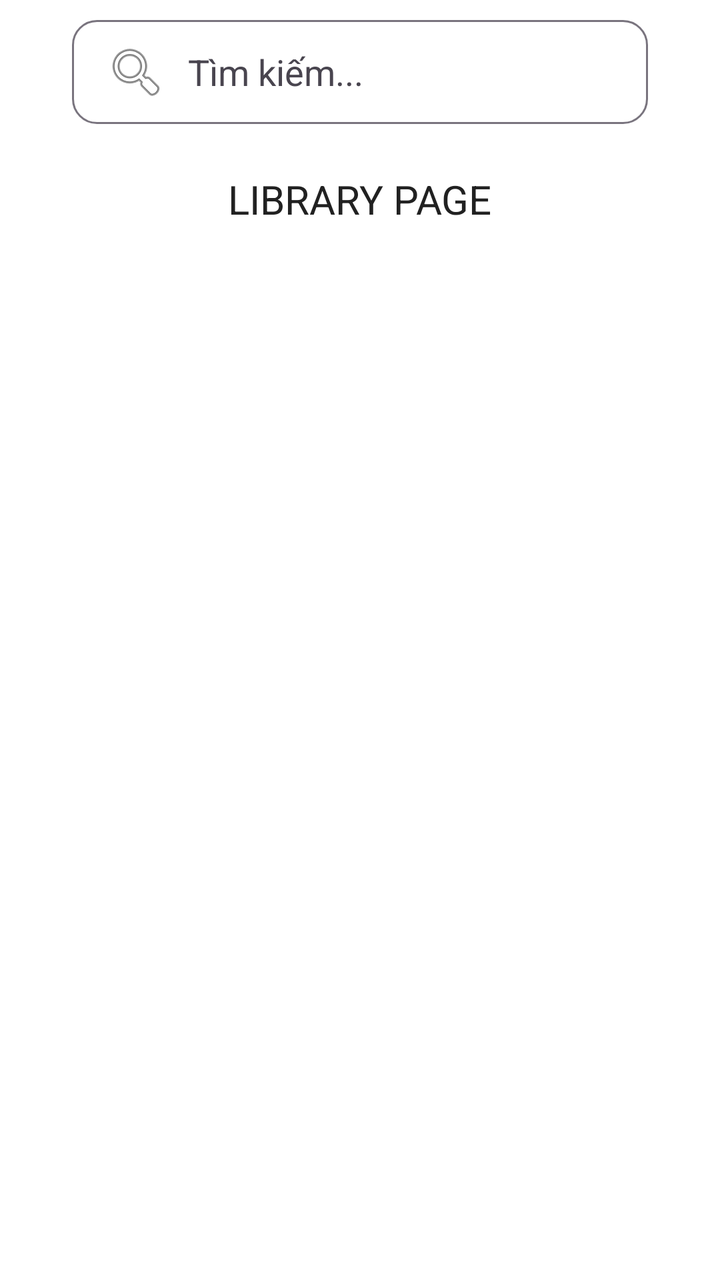
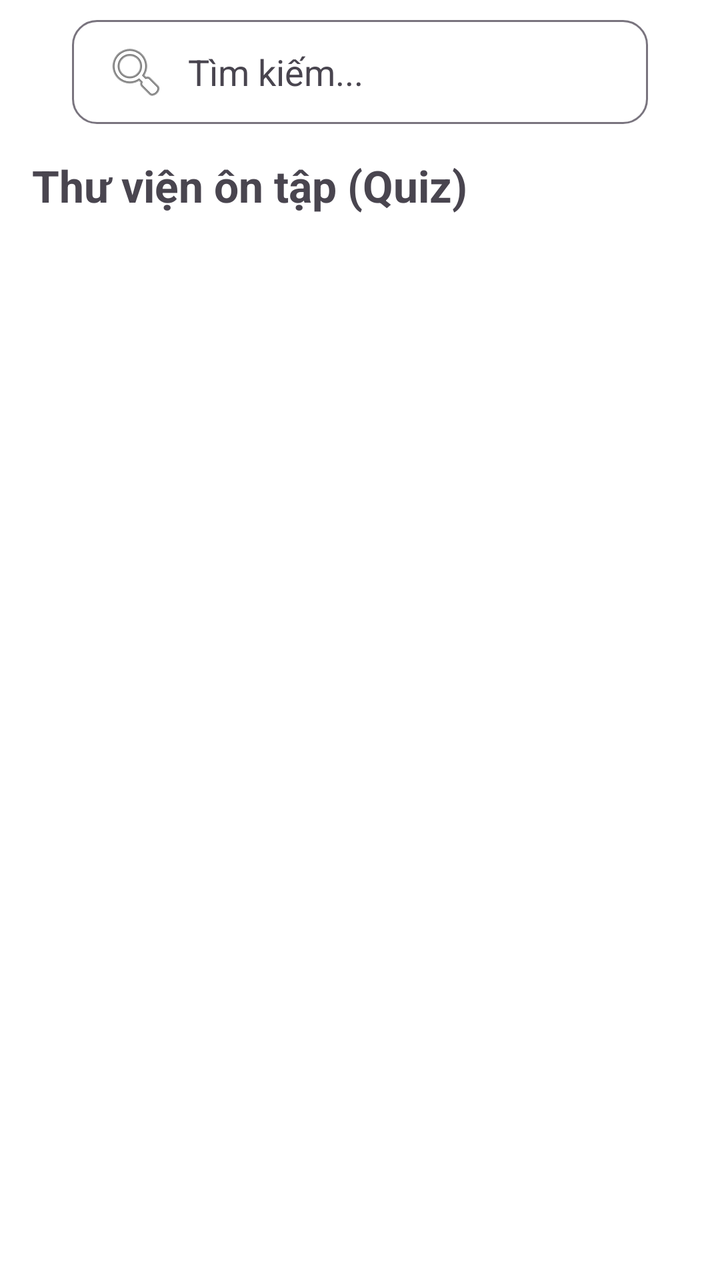

An Android layout rendered at two revisions. The XML below is the earlier revision; the diff shows what the commit changed to produce the second picture.
<!-- AndroidManifest.xml: application theme Theme.MobileApp -->
<!-- res/layout/layout_library.xml -->
<?xml version="1.0" encoding="utf-8"?>
<FrameLayout xmlns:android="http://schemas.android.com/apk/res/android"
    xmlns:app="http://schemas.android.com/apk/res-auto"
    android:layout_width="match_parent"
    android:layout_height="match_parent"
    android:background="?attr/colorSurface">

    <LinearLayout
        android:layout_width="match_parent"
        android:layout_height="match_parent"
        android:orientation="vertical">

        
        <include
            android:id="@+id/searchBar"
            layout="@layout/search"
            android:layout_width="match_parent"
            android:layout_height="wrap_content" />

        
        <TextView
            android:layout_width="wrap_content"
            android:layout_height="wrap_content"
            android:layout_gravity="center_horizontal"
            android:layout_marginTop="24dp"
            android:text="LIBRARY PAGE"
            android:textColor="?attr/colorOnSurface"
            android:textSize="20sp" />

    </LinearLayout>

</FrameLayout>
<!-- res/layout/search.xml (included above) -->
<?xml version="1.0" encoding="utf-8"?>
<androidx.constraintlayout.widget.ConstraintLayout
    xmlns:android="http://schemas.android.com/apk/res/android"
    xmlns:app="http://schemas.android.com/apk/res-auto"
    xmlns:tools="http://schemas.android.com/tools"
    android:layout_width="match_parent"
    android:layout_height="wrap_content"
    android:clipChildren="false"
    android:paddingTop="10dp">

    
    <EditText
        android:id="@+id/edtSearch"
        android:layout_width="0dp"
        android:layout_height="wrap_content"
        app:layout_constraintWidth_percent="0.8"
        app:layout_constraintStart_toStartOf="parent"
        app:layout_constraintEnd_toEndOf="parent"
        app:layout_constraintTop_toTopOf="parent"

        android:background="@drawable/bg_text"
        android:paddingHorizontal="16dp"
        android:paddingVertical="10dp"
        android:minHeight="48dp"

        android:drawableStart="@android:drawable/ic_menu_search"
        android:drawablePadding="10dp"

        android:hint="Tìm kiếm..."
        android:inputType="text"
        android:singleLine="true"

        android:textColor="?attr/colorOnSurface"
        android:textColorHint="?attr/colorOnSurfaceVariant"
        android:textSize="18sp"

        android:autofillHints="search"
        tools:targetApi="o" />


</androidx.constraintlayout.widget.ConstraintLayout>
<!-- resources referenced by this layout -->
<resources>
  <!-- drawable bg_text (drawable) -->
  <?xml version="1.0" encoding="utf-8"?>
  <selector xmlns:android="http://schemas.android.com/apk/res/android">
  
      <item android:state_focused="true">
          <shape>
              <solid android:color="?attr/colorSurface" />
              <corners android:radius="12dp" />
              <stroke
                  android:width="2dp"
                  android:color="?attr/colorPrimary" />
          </shape>
      </item>
  
      <item>
          <shape>
              <solid android:color="?attr/colorSurface" />
              <corners android:radius="12dp" />
              <stroke
                  android:width="1dp"
                  android:color="?attr/colorOutline" />
          </shape>
      </item>
  
  </selector>
  <style name="Theme.MobileApp" parent="Theme.Material3.DayNight.NoActionBar">
          <item name="android:windowBackground">@color/bg_light</item>
          <item name="colorSurface">@color/white</item>
          <item name="colorOnSurface">@color/text_primary_light</item>
          <item name="colorError">@color/red</item>
          <item name="colorPrimary">@color/primary</item>
          <item name="colorOnPrimary">@color/white</item>
          <item name="android:textColorPrimary">@color/text_primary_light</item>
          <item name="android:windowLightStatusBar">true</item>
          <item name="colorSurfaceVariant">#E0E0E0</item>
      </style>
  <color name="bg_light">#F5F5F5</color>
  <color name="white">#FFFFFFFF</color>
  <color name="text_primary_light">#212121</color>
  <color name="red">#F44336</color>
  <color name="primary">#2196F3</color>
</resources>

<!-- the commit's change to res/layout/layout_library.xml (unified diff, before → after) -->
@@ -1,35 +1,30 @@
 <?xml version="1.0" encoding="utf-8"?>
-<FrameLayout xmlns:android="http://schemas.android.com/apk/res/android"
-    xmlns:app="http://schemas.android.com/apk/res-auto"
+<LinearLayout xmlns:android="http://schemas.android.com/apk/res/android"
     android:layout_width="match_parent"
     android:layout_height="match_parent"
+    android:orientation="vertical"
     android:background="?attr/colorSurface">
 
-    <LinearLayout
+    <include
+        android:id="@+id/searchBar"
+        layout="@layout/search" />
+
+    <TextView
+        android:layout_width="wrap_content"
+        android:layout_height="wrap_content"
+        android:layout_marginStart="16dp"
+        android:layout_marginTop="16dp"
+        android:text="Thư viện ôn tập (Quiz)"
+        android:textSize="22sp"
+        android:textStyle="bold" />
+
+    <androidx.recyclerview.widget.RecyclerView
+        android:id="@+id/rvTopicsLibrary"
         android:layout_width="match_parent"
-        android:layout_height="match_parent"
-        android:orientation="vertical">
+        android:layout_height="0dp"
+        android:layout_weight="1"/>
 
-        
-        <include
-            android:id="@+id/searchBar"
-            layout="@layout/search"
-            android:layout_width="match_parent"
-            android:layout_height="wrap_content" />
-
-        
-        <TextView
-            android:layout_width="wrap_content"
-            android:layout_height="wrap_content"
-            android:layout_gravity="center_horizontal"
-            android:layout_marginTop="24dp"
-            android:text="LIBRARY PAGE"
-            android:textColor="?attr/colorOnSurface"
-            android:textSize="20sp" />
-
-    </LinearLayout>
-
-</FrameLayout>
+</LinearLayout>
 <!-- res/layout/search.xml (included above) -->
 <?xml version="1.0" encoding="utf-8"?>
 <androidx.constraintlayout.widget.ConstraintLayout
